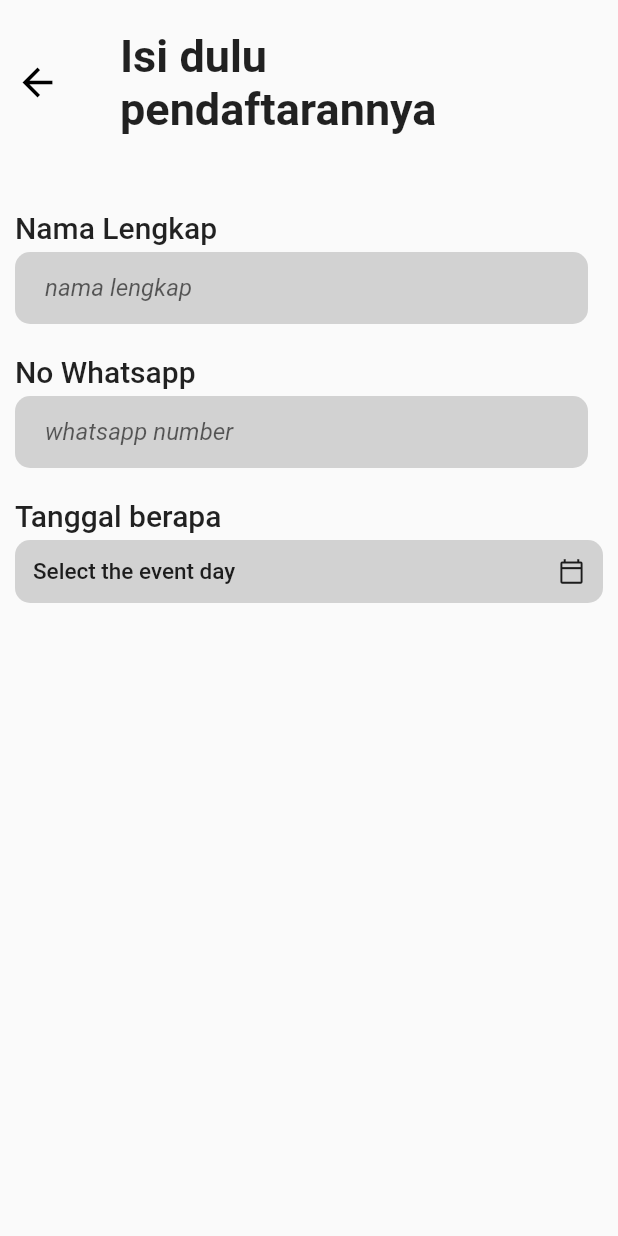
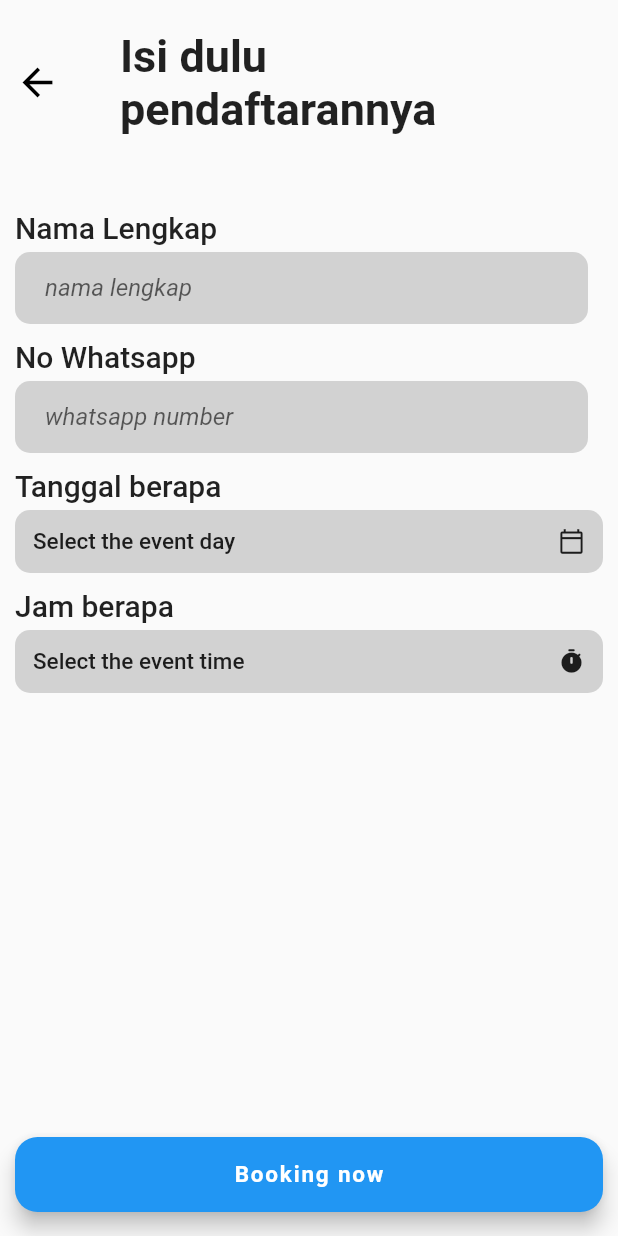
Before and after one commit to mari-bangkit/Mobi.lo, a Flutter app: the BookingPage screen opened directly, on a phone screen of 412 x 824 dp. Run offline on Flutter 3.47's test engine with Material 2 defaults, Android fonts, the phone set to English and light mode, and no system bars; our stand-ins replace flutter_snake_navigationbar, readmore; Roboto replaces fonts that are missing (Montserrat); project files that could hold a hidden picture were left out.

Commit message:
add floating button & add time field

```diff
--- /dev/null
+++ b/lib/UI/Widget/Bookingwidget/time_field.dart
@@ -0,0 +1,39 @@
+import 'package:flutter/material.dart';
+import 'package:yuk_mancing/Constant/style.dart';
+
+class TimeField extends StatelessWidget {
+  const TimeField({
+    Key? key,
+    required this.eventTime,
+  }) : super(key: key);
+  final TimeOfDay? eventTime;
+  @override
+  Widget build(BuildContext context) {
+    return Container(
+      decoration: BoxDecoration(
+        borderRadius: BorderRadius.circular(10),
+        color: kLightGray.withOpacity(0.3),
+      ),
+      padding: const EdgeInsets.all(12.0),
+      child: Row(
+        children: [
+          Expanded(
+            child: Text(
+              eventTime == null
+                  ? "Select the event time"
+                  : eventTime!.format(context),
+              style: TextStyle(
+                fontSize: 15.0,
+                fontWeight: FontWeight.w500,
+              ),
+            ),
+          ),
+          Icon(
+            Icons.timer_rounded,
+            size: 18.0,
+          ),
+        ],
+      ),
+    );
+  }
+}
--- a/lib/UI/booking_page.dart
+++ b/lib/UI/booking_page.dart
@@ -5,6 +5,7 @@ import 'package:yuk_mancing/UI/Widget/GlobalWidget/appbar_costum.dart';
 import 'package:yuk_mancing/UI/details_page.dart';
 
 import 'Widget/Bookingwidget/date_field.dart';
+import 'Widget/Bookingwidget/time_field.dart';
 
 class BookingPage extends StatefulWidget {
   const BookingPage({Key? key}) : super(key: key);
@@ -26,6 +27,45 @@ class _BookingPageState extends State<BookingPage> {
   @override
   Widget build(BuildContext context) {
     return Scaffold(
+      floatingActionButtonLocation: FloatingActionButtonLocation.centerFloat,
+      floatingActionButton: Container(
+        height: 50,
+        width: MediaQuery.of(context).size.width,
+        margin: const EdgeInsets.only(
+          left: 10,
+          right: 10,
+        ),
+        child: FloatingActionButton(
+          onPressed: () {
+            var _name = _myNamecontroler.text;
+            var _numberWA = _myNumbercontroler.text;
+            var _date = eventDate.toString();
+            var _time = eventTime.toString();
+
+            print("Tempat dipesan \nNama :" +
+                _name +
+                "\nnomor: " +
+                _numberWA +
+                "\ntanggal: " +
+                _date +
+                "\njam: " +
+                _time);
+          },
+          child: const Text(
+            "Booking now",
+            style: TextStyle(
+              fontSize: 15,
+              fontWeight: FontWeight.w700,
+              fontFamily: "Montserrat",
+            ),
+          ), //child widget inside this button
+          shape: const RoundedRectangleBorder(
+            borderRadius: BorderRadius.all(
+              Radius.circular(15.0),
+            ),
+          ),
+        ),
+      ),
       body: SafeArea(
         child: Container(
           width: MediaQuery.of(context).size.width,
@@ -78,7 +118,7 @@ class _BookingPageState extends State<BookingPage> {
                 ),
               ),
               const SizedBox(
-                height: 20,
+                height: 10,
               ),
               const Text(
                 "No Whatsapp",
@@ -114,7 +154,7 @@ class _BookingPageState extends State<BookingPage> {
                 ),
               ),
               const SizedBox(
-                height: 20,
+                height: 10,
               ),
               const Text(
                 "Tanggal berapa ",
@@ -129,6 +169,30 @@ class _BookingPageState extends State<BookingPage> {
               GestureDetector(
                 onTap: selectEventDate,
                 child: DateField(eventDate: eventDate),
+              ),
+              const SizedBox(
+                height: 10,
+              ),
+              const Text(
+                "Jam berapa ",
+                style: TextStyle(
+                    fontSize: 20,
+                    fontWeight: FontWeight.w500,
+                    fontFamily: "Montserrat"),
+              ),
+              const SizedBox(
+                height: 5,
+              ),
+              GestureDetector(
+                onTap: () async {
+                  final _now = TimeOfDay.now();
+                  eventTime = await showTimePicker(
+                    context: context,
+                    initialTime: _now,
+                  );
+                  setState(() {});
+                },
+                child: TimeField(eventTime: eventTime),
               ),
             ],
           ),
```
